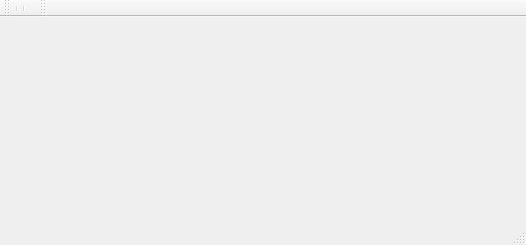
This is mainwindow.ui in Sefjor/Rs-232-simple-terminal as Qt 5 draws it before an edit. The edited form follows.
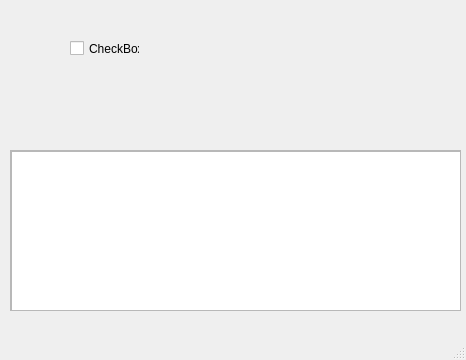
This is the edited form.

The edit to the form file:
```diff
--- a/mainwindow.ui
+++ b/mainwindow.ui
@@ -6,41 +6,65 @@
    <rect>
     <x>0</x>
     <y>0</y>
-    <width>526</width>
-    <height>245</height>
+    <width>466</width>
+    <height>360</height>
    </rect>
   </property>
   <property name="windowTitle">
    <string>MainWindow</string>
   </property>
   <widget class="QWidget" name="centralWidget">
-   <layout class="QFormLayout" name="formLayout"/>
+   <property name="enabled">
+    <bool>true</bool>
+   </property>
+   <widget class="QCheckBox" name="checkBox">
+    <property name="geometry">
+     <rect>
+      <x>70</x>
+      <y>40</y>
+      <width>70</width>
+      <height>17</height>
+     </rect>
+    </property>
+    <property name="text">
+     <string>CheckBox</string>
+    </property>
+   </widget>
+   <widget class="QScrollArea" name="scrollArea">
+    <property name="geometry">
+     <rect>
+      <x>10</x>
+      <y>150</y>
+      <width>451</width>
+      <height>161</height>
+     </rect>
+    </property>
+    <property name="widgetResizable">
+     <bool>true</bool>
+    </property>
+    <widget class="QWidget" name="scrollAreaWidgetContents_2">
+     <property name="geometry">
+      <rect>
+       <x>0</x>
+       <y>0</y>
+       <width>449</width>
+       <height>159</height>
+      </rect>
+     </property>
+     <widget class="QTextBrowser" name="myTxt">
+      <property name="geometry">
+       <rect>
+        <x>0</x>
+        <y>0</y>
+        <width>451</width>
+        <height>161</height>
+       </rect>
+      </property>
+     </widget>
+    </widget>
+   </widget>
   </widget>
   <widget class="QStatusBar" name="statusBar"/>
-  <widget class="QToolBar" name="toolBar">
-   <property name="windowTitle">
-    <string>toolBar</string>
-   </property>
-   <attribute name="toolBarArea">
-    <enum>TopToolBarArea</enum>
-   </attribute>
-   <attribute name="toolBarBreak">
-    <bool>false</bool>
-   </attribute>
-   <addaction name="separator"/>
-   <addaction name="separator"/>
-  </widget>
-  <widget class="QToolBar" name="toolBar_2">
-   <property name="windowTitle">
-    <string>toolBar_2</string>
-   </property>
-   <attribute name="toolBarArea">
-    <enum>TopToolBarArea</enum>
-   </attribute>
-   <attribute name="toolBarBreak">
-    <bool>false</bool>
-   </attribute>
-  </widget>
   <widget class="QMenuBar" name="menuBar">
    <property name="geometry">
     <rect>
```
Left out of the diff: 2 changed lines with no effect on the pictures.
